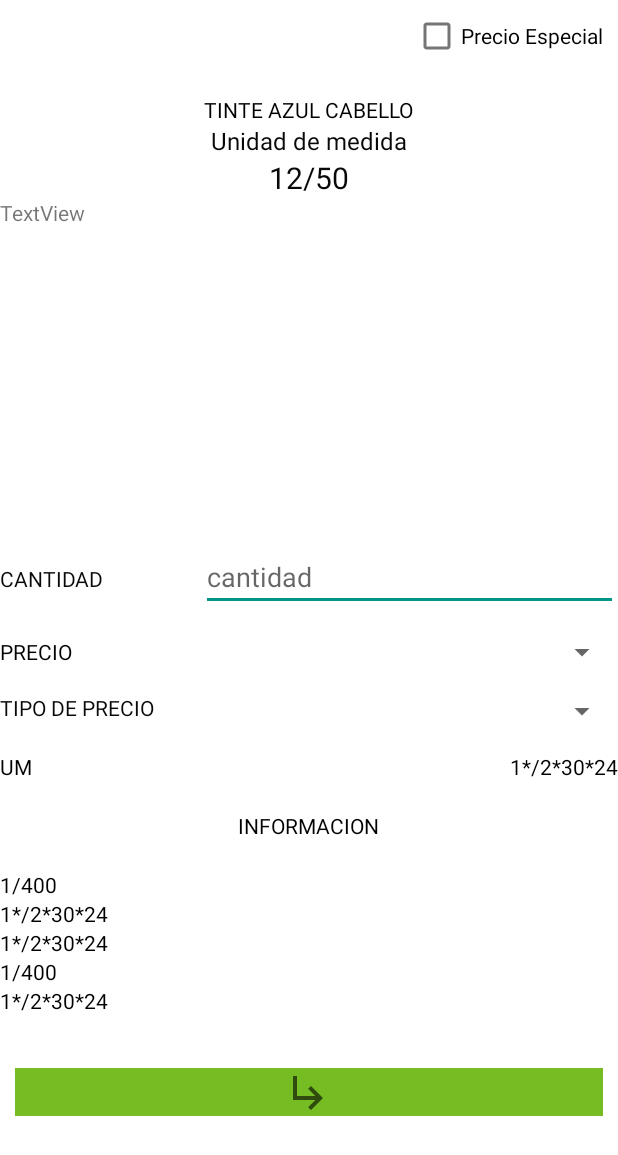
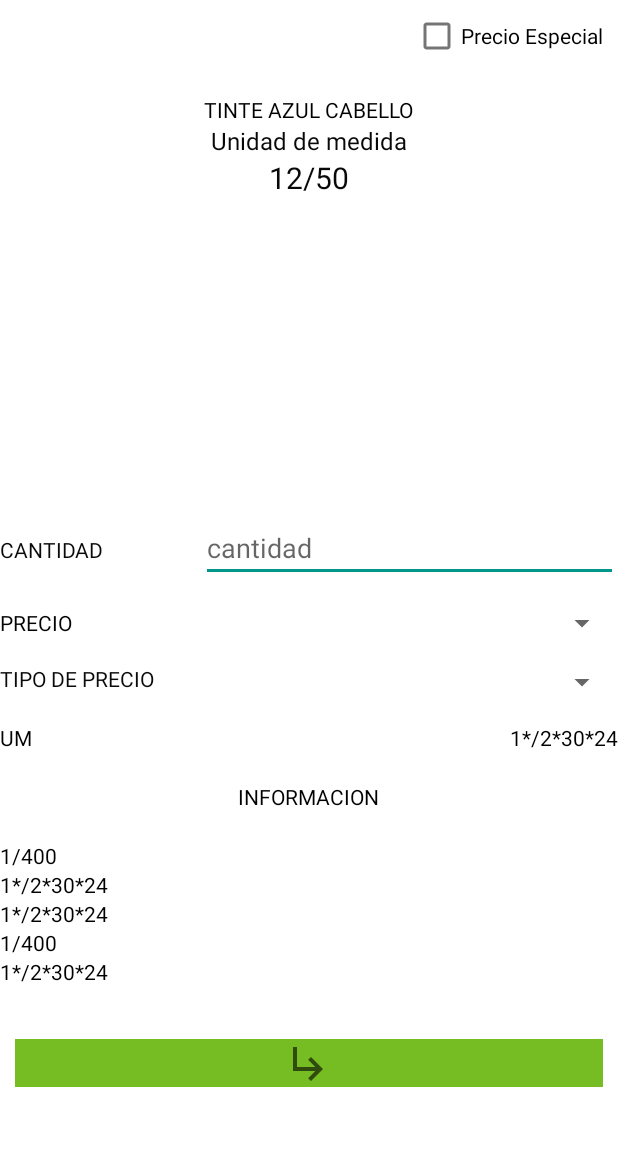
Before and after one commit to helmut1996/APP_SINEVOL, an Android app: the layout activity_main_productos_cliente.xml on its own in the app's theme, with its tools: preview values and no code run, on a phone screen of 412 x 824 dp. Shown: the top 1155 px of the screen. Run offline under Robolectric (Android 15) with nearby library versions, the phone set to English and light mode, and no system bars.

Commit message:
Bug de convercion de dolares a cordobas em prefactura resuelto, ocultando la covercion del diseño

```diff
--- a/app/src/main/res/layout/activity_main_productos_cliente.xml
+++ b/app/src/main/res/layout/activity_main_productos_cliente.xml
@@ -75,7 +75,8 @@
             android:id="@+id/tvmostraP"
             android:layout_width="match_parent"
             android:layout_height="wrap_content"
-            android:text="TextView" />
+            android:text="TextView"
+            android:visibility="gone"/>
 
         <LinearLayout
             android:layout_width="match_parent"
```
